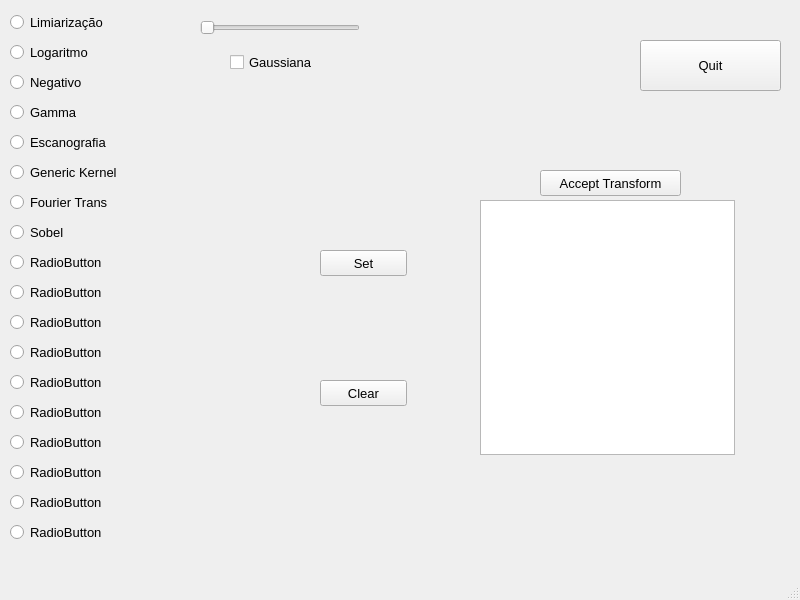
Before: the Qt Designer form DIP_project/mainwindow.ui in LucasdeAl/Digital_Image_Processing_01, drawn with Qt 5.
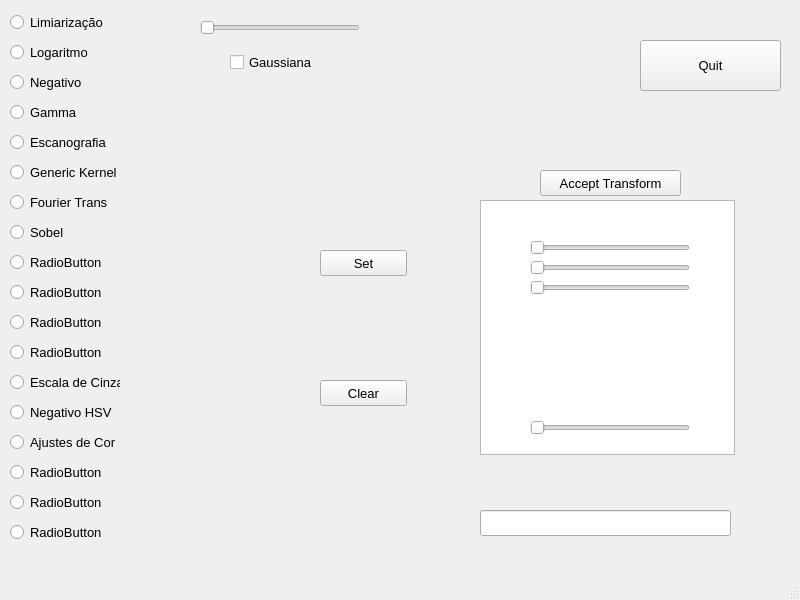
After: the same form once the commit is applied.

```diff
--- a/DIP_project/mainwindow.ui
+++ b/DIP_project/mainwindow.ui
@@ -195,7 +195,7 @@
      </rect>
     </property>
     <property name="text">
-     <string>RadioButton</string>
+     <string>Escala de Cinza</string>
     </property>
    </widget>
    <widget class="QRadioButton" name="radioButton_13">
@@ -221,7 +221,7 @@
      </rect>
     </property>
     <property name="text">
-     <string>RadioButton</string>
+     <string>Ajustes de Cor</string>
     </property>
    </widget>
    <widget class="QRadioButton" name="radioButton_15">
@@ -234,7 +234,7 @@
      </rect>
     </property>
     <property name="text">
-     <string>RadioButton</string>
+     <string>Negativo HSV</string>
     </property>
    </widget>
    <widget class="QRadioButton" name="radioButton_16">
@@ -360,6 +360,80 @@
      <string>Accept Transform</string>
     </property>
    </widget>
+   <widget class="QLineEdit" name="Uploader">
+    <property name="geometry">
+     <rect>
+      <x>480</x>
+      <y>510</y>
+      <width>251</width>
+      <height>26</height>
+     </rect>
+    </property>
+   </widget>
+   <widget class="QSlider" name="Hue">
+    <property name="geometry">
+     <rect>
+      <x>530</x>
+      <y>240</y>
+      <width>160</width>
+      <height>16</height>
+     </rect>
+    </property>
+    <property name="maximum">
+     <number>6283</number>
+    </property>
+    <property name="orientation">
+     <enum>Qt::Horizontal</enum>
+    </property>
+   </widget>
+   <widget class="QSlider" name="Saturation">
+    <property name="geometry">
+     <rect>
+      <x>530</x>
+      <y>260</y>
+      <width>160</width>
+      <height>16</height>
+     </rect>
+    </property>
+    <property name="maximum">
+     <number>1000</number>
+    </property>
+    <property name="orientation">
+     <enum>Qt::Horizontal</enum>
+    </property>
+   </widget>
+   <widget class="QSlider" name="Value">
+    <property name="geometry">
+     <rect>
+      <x>530</x>
+      <y>280</y>
+      <width>160</width>
+      <height>16</height>
+     </rect>
+    </property>
+    <property name="maximum">
+     <number>1000</number>
+    </property>
+    <property name="orientation">
+     <enum>Qt::Horizontal</enum>
+    </property>
+   </widget>
+   <widget class="QSlider" name="Percentage">
+    <property name="geometry">
+     <rect>
+      <x>530</x>
+      <y>420</y>
+      <width>160</width>
+      <height>16</height>
+     </rect>
+    </property>
+    <property name="maximum">
+     <number>1000</number>
+    </property>
+    <property name="orientation">
+     <enum>Qt::Horizontal</enum>
+    </property>
+   </widget>
   </widget>
   <widget class="QMenuBar" name="menubar">
    <property name="geometry">
```
Left out of the diff: 6 changed lines with no effect on the pictures.
